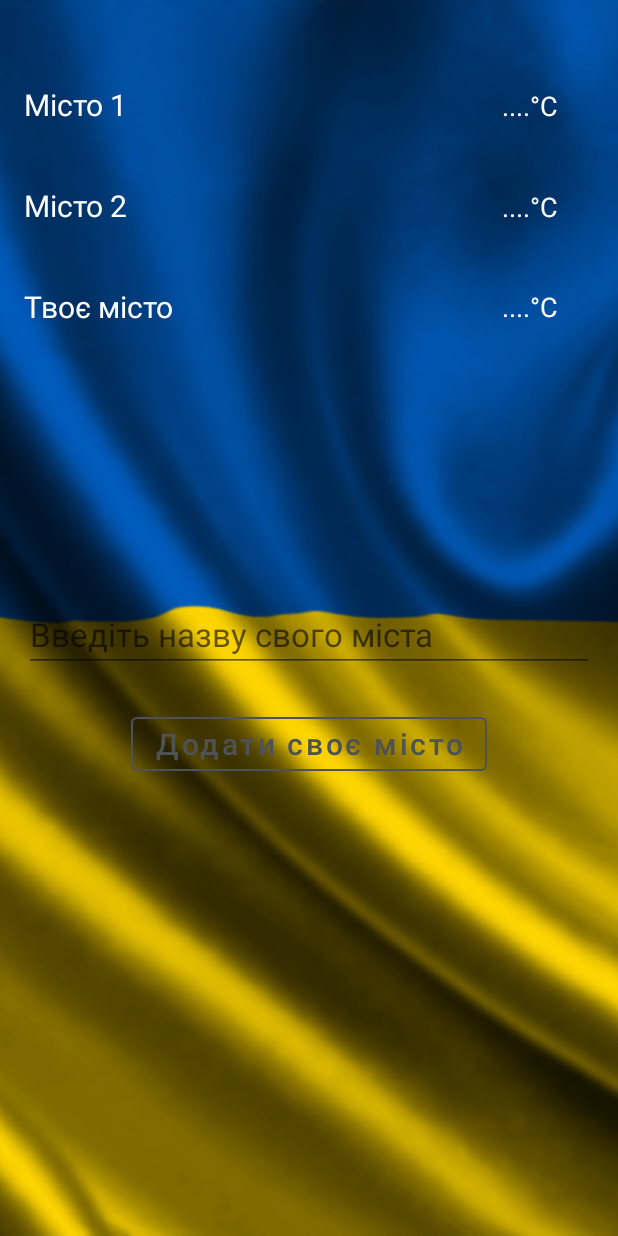
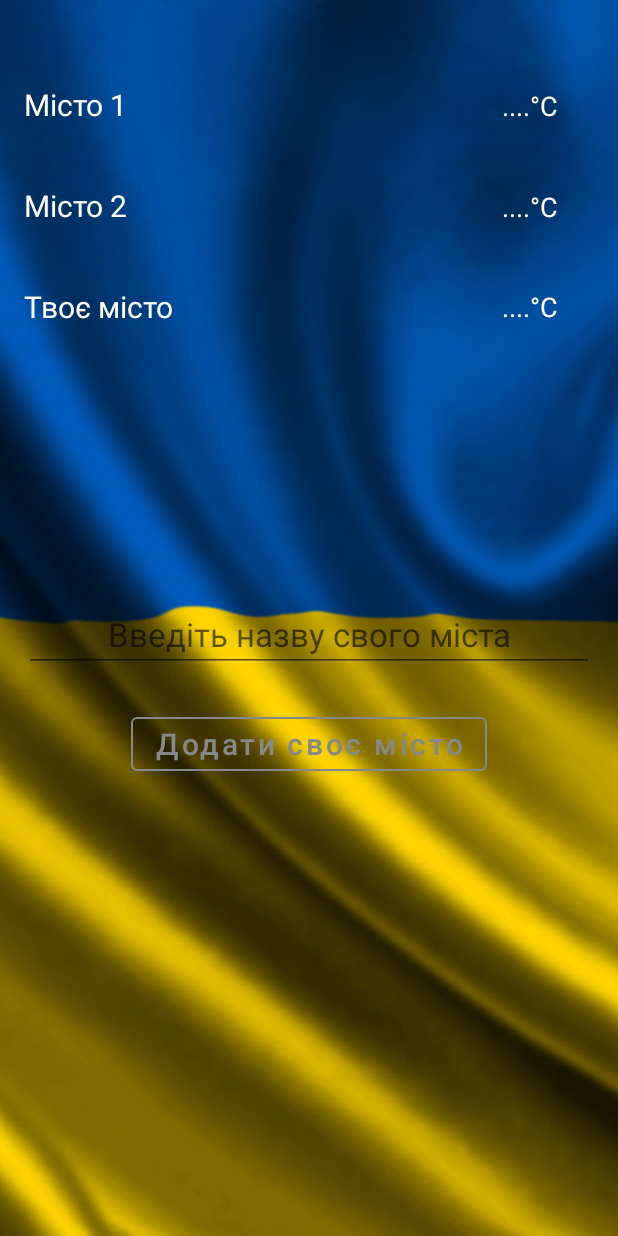
Before and after one commit to seriousesem/CurrentWeather, an Android app: the screen it shows after launch (WeatherActivity), on a phone screen of 412 x 824 dp. Run offline under Robolectric (Android 15) with nearby library versions, the phone set to English and light mode, and no system bars; our stand-ins replace Dagger/Hilt's generated code, Room's generated code.

Commit message:
correction ui

```diff
--- a/app/src/main/AndroidManifest.xml
+++ b/app/src/main/AndroidManifest.xml
@@ -17,6 +17,7 @@
         tools:targetApi="m">
         <activity
             android:name=".presentation.WeatherActivity"
+            android:windowSoftInputMode="stateHidden"
             android:exported="true">
             <intent-filter>
                 <action android:name="android.intent.action.MAIN" />
--- a/app/src/main/res/layout/activity_weather.xml
+++ b/app/src/main/res/layout/activity_weather.xml
@@ -154,6 +154,7 @@
                 android:layout_height="wrap_content"
                 android:layout_marginTop="@dimen/margin_180dp"
                 android:autofillHints=""
+                android:gravity="center"
                 android:hint="@string/enter_your_sity_name"
                 android:inputType="text"
                 android:textSize="@dimen/font_size_22sp"
--- a/app/src/main/res/values/colors.xml
+++ b/app/src/main/res/values/colors.xml
@@ -7,5 +7,5 @@
     <color name="teal_700">#FF018786</color>
     <color name="black">#FF000000</color>
     <color name="white">#FFFFFFFF</color>
-    <color name="silver">#4F5254</color>
+    <color name="silver">#86888A</color>
 </resources>
```
